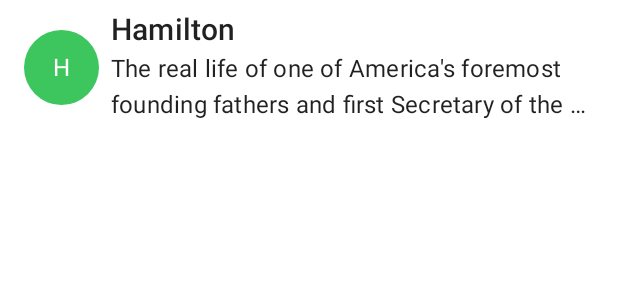
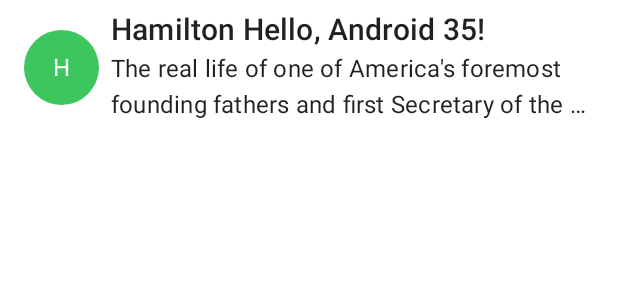
Before and after one commit to Y-Datsenko/TheMovies_Android, an Android app built with Jetpack Compose: the @Preview function DefaultPreview, on a phone screen of 412 x 824 dp. Shown: the top 300 px of the screen. Run offline under Robolectric (Android 15) with nearby library versions, the phone set to English and light mode, and no system bars; libraries missing offline, so code that uses them is left out: androidx.ui.tooling.

```diff
--- a/app/src/main/java/com/example/themovies/MainActivity.kt
+++ b/app/src/main/java/com/example/themovies/MainActivity.kt
@@ -17,6 +17,8 @@ import androidx.compose.ui.platform.setContent
 import androidx.compose.ui.text.style.TextOverflow
 import androidx.compose.ui.unit.dp
 import androidx.ui.tooling.preview.Preview
+import com.example.kmmmodule.Movie
+import com.example.kmmmodule.movies
 import com.example.themovies.ui.TheMoviesTheme
 
 class MainActivity : AppCompatActivity() {
--- a/app/src/main/java/com/example/themovies/Movie.kt
+++ b/kmmmodule/src/commonMain/kotlin/com/example/kmmmodule/Movie.kt
@@ -1,4 +1,4 @@
-package com.example.themovies
+package com.example.kmmmodule
 
 data class Movie(
     val title: String,
@@ -8,7 +8,7 @@ data class Movie(
 
 val movies = listOf(
     Movie(
-        title = "Hamilton",
+        title = "Hamilton ${Greeting().greeting()}",
         firstLetter = "H",
         description = "The real life of one of America's foremost founding fathers and first Secretary of the Treasury, Alexander Hamilton. Captured live on Broadway from the Richard Rodgers Theater with the original Broadway cast."
     ),
```
